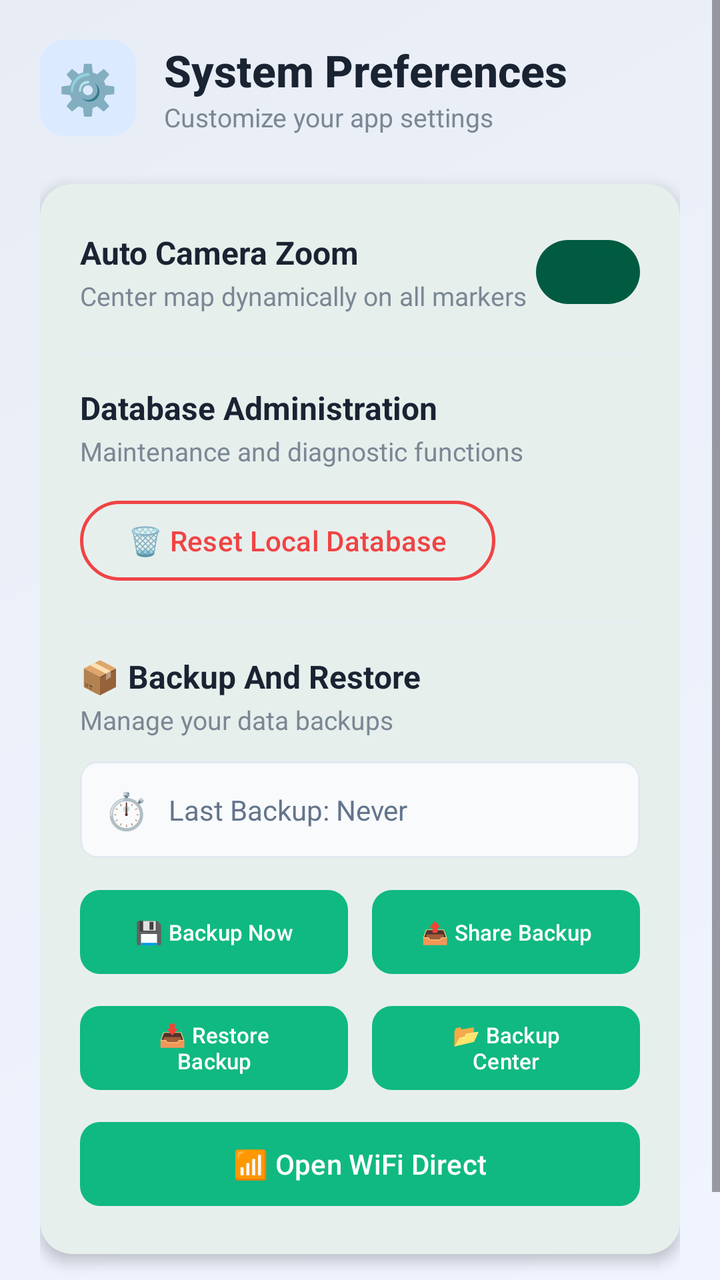
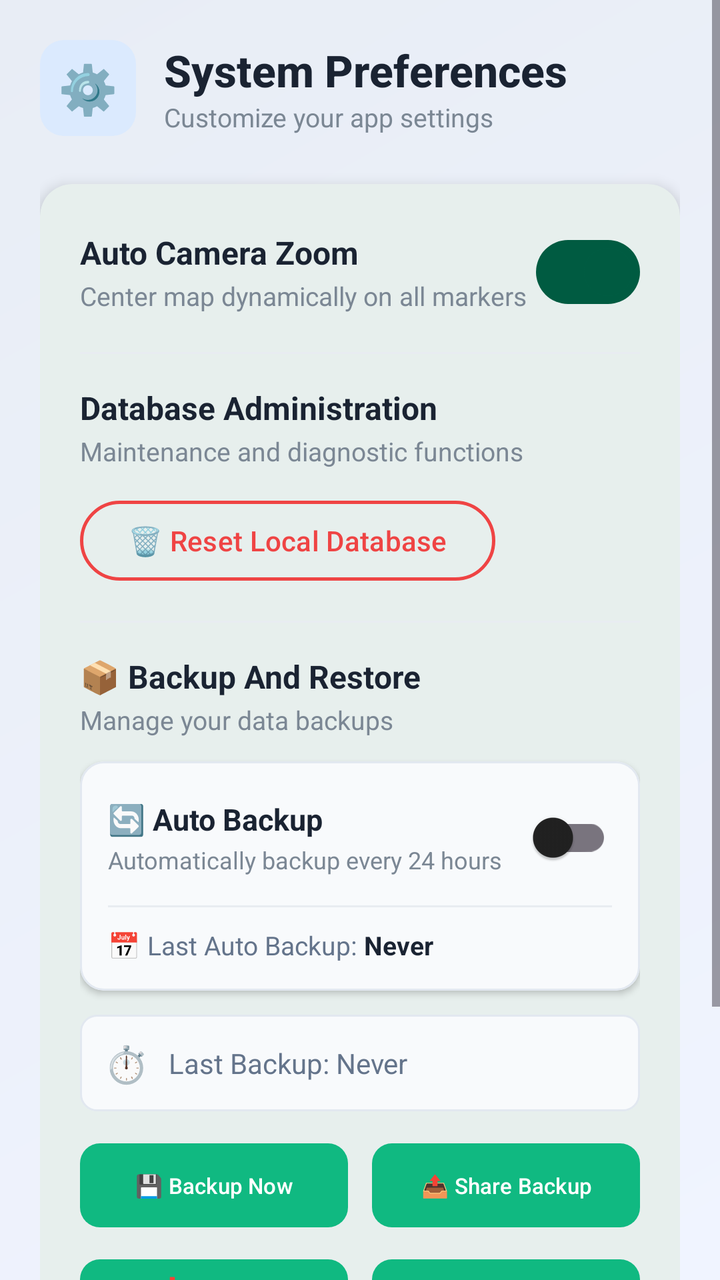

The first picture is an Android layout as it rendered before a commit; the second is the same layout after the commit. The layout source and the unified diff follow.
<!-- AndroidManifest.xml: application theme Theme.MilkDelivery -->
<!-- res/layout/fragment_settings.xml -->
<?xml version="1.0" encoding="utf-8"?>
<ScrollView xmlns:android="http://schemas.android.com/apk/res/android"
    xmlns:app="http://schemas.android.com/apk/res-auto"
    android:layout_width="match_parent"
    android:layout_height="match_parent"
    android:background="@drawable/gradient_background"
    android:fillViewport="true">

    <LinearLayout
        android:layout_width="match_parent"
        android:layout_height="wrap_content"
        android:orientation="vertical"
        android:padding="20dp"
        android:animateLayoutChanges="true">

        
        <LinearLayout
            android:layout_width="match_parent"
            android:layout_height="wrap_content"
            android:orientation="horizontal"
            android:gravity="center_vertical"
            android:layout_marginBottom="24dp">

            <LinearLayout
                android:layout_width="48dp"
                android:layout_height="48dp"
                android:background="@drawable/header_icon_background"
                android:gravity="center"
                android:orientation="horizontal">
                <TextView
                    android:layout_width="wrap_content"
                    android:layout_height="wrap_content"
                    android:text="⚙️"
                    android:textSize="24sp" />
            </LinearLayout>

            <LinearLayout
                android:layout_width="0dp"
                android:layout_height="wrap_content"
                android:layout_weight="1"
                android:orientation="vertical"
                android:layout_marginStart="14dp">

                <TextView
                    android:layout_width="wrap_content"
                    android:layout_height="wrap_content"
                    android:text="System Preferences"
                    android:textSize="22sp"
                    android:textStyle="bold"
                    android:textColor="#1A2332"
                    android:fontFamily="sans-serif-medium" />

                <TextView
                    android:layout_width="wrap_content"
                    android:layout_height="wrap_content"
                    android:text="Customize your app settings"
                    android:textSize="13sp"
                    android:textColor="#7B8794" />

            </LinearLayout>

        </LinearLayout>

        
        <com.google.android.material.card.MaterialCardView
            android:layout_width="match_parent"
            android:layout_height="wrap_content"
            app:cardCornerRadius="16dp"
            app:cardElevation="4dp"
            app:cardBackgroundColor="#FFFFFF">

            <LinearLayout
                android:layout_width="match_parent"
                android:layout_height="wrap_content"
                android:orientation="vertical"
                android:padding="20dp">

                
                <LinearLayout
                    android:layout_width="match_parent"
                    android:layout_height="wrap_content"
                    android:orientation="horizontal"
                    android:gravity="center_vertical">

                    <LinearLayout
                        android:layout_width="0dp"
                        android:layout_height="wrap_content"
                        android:layout_weight="1"
                        android:orientation="vertical">

                        <TextView
                            android:layout_width="wrap_content"
                            android:layout_height="wrap_content"
                            android:text="Auto Camera Zoom"
                            android:textSize="16sp"
                            android:textStyle="bold"
                            android:textColor="#1A2332" />

                        <TextView
                            android:layout_width="wrap_content"
                            android:layout_height="wrap_content"
                            android:text="Center map dynamically on all markers"
                            android:textSize="13sp"
                            android:textColor="#7B8794"
                            android:layout_marginTop="2dp" />

                    </LinearLayout>

                    <com.google.android.material.materialswitch.MaterialSwitch
                        android:id="@+id/switchAutoZoom"
                        android:layout_width="wrap_content"
                        android:layout_height="wrap_content"
                        android:checked="true"
                        app:thumbTint="@color/primary" />
                </LinearLayout>

                
                <View
                    android:layout_width="match_parent"
                    android:layout_height="1dp"
                    android:background="#E8ECF1"
                    android:layout_marginVertical="16dp" />

                
                <TextView
                    android:layout_width="wrap_content"
                    android:layout_height="wrap_content"
                    android:text="Database Administration"
                    android:textSize="16sp"
                    android:textStyle="bold"
                    android:textColor="#1A2332" />

                <TextView
                    android:layout_width="wrap_content"
                    android:layout_height="wrap_content"
                    android:text="Maintenance and diagnostic functions"
                    android:textSize="13sp"
                    android:textColor="#7B8794"
                    android:layout_marginTop="2dp"
                    android:layout_marginBottom="12dp" />

                
                <com.google.android.material.button.MaterialButton
                    android:id="@+id/btn_clear_cache"
                    android:layout_width="wrap_content"
                    android:layout_height="wrap_content"
                    android:text="🗑️ Reset Local Database"
                    android:textAllCaps="false"
                    android:textColor="#EF4444"
                    app:strokeColor="#EF4444"
                    app:strokeWidth="1.5dp"
                    style="@style/Widget.Material3.Button.OutlinedButton" />

                
                <View
                    android:layout_width="match_parent"
                    android:layout_height="1dp"
                    android:background="#E8ECF1"
                    android:layout_marginVertical="16dp" />

                
                <TextView
                    android:layout_width="wrap_content"
                    android:layout_height="wrap_content"
                    android:text="📦 Backup And Restore"
                    android:textSize="16sp"
                    android:textStyle="bold"
                    android:textColor="#1A2332" />

                <TextView
                    android:layout_width="wrap_content"
                    android:layout_height="wrap_content"
                    android:text="Manage your data backups"
                    android:textSize="13sp"
                    android:textColor="#7B8794"
                    android:layout_marginTop="2dp"
                    android:layout_marginBottom="12dp" />

                
                <LinearLayout
                    android:layout_width="match_parent"
                    android:layout_height="wrap_content"
                    android:orientation="horizontal"
                    android:background="@drawable/info_background"
                    android:padding="12dp"
                    android:layout_marginBottom="12dp"
                    android:gravity="center_vertical">

                    <TextView
                        android:layout_width="wrap_content"
                        android:layout_height="wrap_content"
                        android:text="⏱️"
                        android:textSize="18sp"
                        android:layout_marginEnd="10dp" />

                    <TextView
                        android:id="@+id/txt_last_backup"
                        android:layout_width="wrap_content"
                        android:layout_height="wrap_content"
                        android:text="Last Backup: Never"
                        android:textSize="14sp"
                        android:textColor="#64748B" />

                </LinearLayout>

                
                <LinearLayout
                    android:layout_width="match_parent"
                    android:layout_height="wrap_content"
                    android:orientation="vertical">

                    
                    <LinearLayout
                        android:layout_width="match_parent"
                        android:layout_height="wrap_content"
                        android:orientation="horizontal">

                        <com.google.android.material.button.MaterialButton
                            android:id="@+id/btn_backup_now"
                            android:layout_width="0dp"
                            android:layout_height="50dp"
                            android:layout_weight="1"
                            android:text="💾 Backup Now"
                            android:textAllCaps="false"
                            android:textSize="11sp"
                            app:cornerRadius="10dp"
                            app:backgroundTint="#10B981"
                            android:layout_marginEnd="6dp" />

                        <com.google.android.material.button.MaterialButton
                            android:id="@+id/btn_share_backup"
                            android:layout_width="0dp"
                            android:layout_height="50dp"
                            android:layout_weight="1"
                            android:text="📤 Share Backup"
                            android:textAllCaps="false"
                            android:textSize="11sp"
                            app:cornerRadius="10dp"
                            app:backgroundTint="#10B981"
                            android:layout_marginStart="6dp" />

                    </LinearLayout>

                    
                    <LinearLayout
                        android:layout_width="match_parent"
                        android:layout_height="wrap_content"
                        android:orientation="horizontal"
                        android:layout_marginTop="8dp">

                        <com.google.android.material.button.MaterialButton
                            android:id="@+id/btn_restore_backup"
                            android:layout_width="0dp"
                            android:layout_height="50dp"
                            android:layout_weight="1"
                            android:text="📥 Restore Backup"
                            android:textAllCaps="false"
                            android:textSize="11sp"
                            app:cornerRadius="10dp"
                            app:backgroundTint="#10B981"
                            android:layout_marginEnd="6dp" />

                        <com.google.android.material.button.MaterialButton
                            android:id="@+id/btn_backup_center"
                            android:layout_width="0dp"
                            android:layout_height="50dp"
                            android:layout_weight="1"
                            android:text="📂 Backup Center"
                            android:textAllCaps="false"
                            android:textSize="11sp"
                            app:cornerRadius="10dp"
                            app:backgroundTint="#10B981"
                            android:layout_marginStart="6dp" />

                    </LinearLayout>

                    
                    <com.google.android.material.button.MaterialButton
                        android:id="@+id/btn_wifi_direct"
                        android:layout_width="match_parent"
                        android:layout_height="50dp"
                        android:layout_marginTop="8dp"
                        android:text="📶 Open WiFi Direct"
                        android:textAllCaps="false"
                        android:textSize="14sp"
                        app:cornerRadius="10dp"
                        app:backgroundTint="#10B981" />

                </LinearLayout>

            </LinearLayout>

        </com.google.android.material.card.MaterialCardView>

        
        <TextView
            android:layout_width="match_parent"
            android:layout_height="wrap_content"
            android:text="Version 1.0.0"
            android:textSize="12sp"
            android:textColor="#94A3B8"
            android:gravity="center"
            android:layout_marginTop="24dp" />

    </LinearLayout>

</ScrollView>
<!-- resources referenced by this layout -->
<resources>
  <color name="primary">#005B41</color>
  <!-- drawable gradient_background (drawable) -->
  <?xml version="1.0" encoding="utf-8"?>
  <shape xmlns:android="http://schemas.android.com/apk/res/android">
      <gradient
          android:startColor="#F0F4FF"
          android:endColor="#E8EDF5"
          android:angle="135" />
  </shape>
  <!-- drawable header_icon_background (drawable) -->
  <?xml version="1.0" encoding="utf-8"?>
  <shape xmlns:android="http://schemas.android.com/apk/res/android">
      <solid android:color="#DBEAFE" />
      <corners android:radius="12dp" />
  </shape>
  <!-- drawable info_background (drawable) -->
  <?xml version="1.0" encoding="utf-8"?>
  <shape xmlns:android="http://schemas.android.com/apk/res/android">
      <solid android:color="#F8FAFC" />
      <corners android:radius="8dp" />
      <stroke
          android:width="1dp"
          android:color="#E2E8F0" />
  </shape>
  <style name="Theme.MilkDelivery" parent="Theme.Material3.DayNight.NoActionBar">
          
          <item name="colorPrimary">@color/primary</item>
          <item name="colorPrimaryDark">@color/primary_dark</item>
          <item name="colorSecondary">@color/secondary</item>
          <item name="android:statusBarColor">@color/primary</item>
          <item name="android:windowLightStatusBar">false</item>
          
          
          <item name="colorSurface">@color/surface</item>
          <item name="colorOnSurface">@color/on_surface</item>
          <item name="android:windowBackground">@color/background</item>
          <item name="colorSurfaceVariant">@color/surface_variant</item>
          <item name="colorOnSurfaceVariant">@color/on_surface_variant</item>
          
          
          <item name="materialCardViewStyle">@style/Widget.Material3.CardView.Elevated</item>
      </style>
  <color name="primary_dark">#00402E</color>
  <color name="secondary">#03DAC6</color>
  <color name="surface">#FFFFFF</color>
  <color name="on_surface">#212121</color>
  <color name="background">#FAFAFA</color>
  <color name="surface_variant">#F4F4F4</color>
  <color name="on_surface_variant">#555555</color>
</resources>

<!-- the commit's change to res/layout/fragment_settings.xml (unified diff, before → after) -->
@@ -175,6 +175,97 @@
                     android:textColor="#7B8794"
                     android:layout_marginTop="2dp"
                     android:layout_marginBottom="12dp" />
+
+                
+                <com.google.android.material.card.MaterialCardView
+                    android:layout_width="match_parent"
+                    android:layout_height="wrap_content"
+                    android:layout_marginBottom="12dp"
+                    app:cardCornerRadius="12dp"
+                    app:cardElevation="2dp"
+                    app:cardBackgroundColor="#F8FAFC"
+                    app:strokeColor="#E2E8F0"
+                    app:strokeWidth="1dp">
+
+                    <LinearLayout
+                        android:layout_width="match_parent"
+                        android:layout_height="wrap_content"
+                        android:orientation="vertical"
+                        android:padding="14dp">
+
+                        
+                        <LinearLayout
+                            android:layout_width="match_parent"
+                            android:layout_height="wrap_content"
+                            android:orientation="horizontal"
+                            android:gravity="center_vertical">
+
+                            <LinearLayout
+                                android:layout_width="0dp"
+                                android:layout_height="wrap_content"
+                                android:layout_weight="1"
+                                android:orientation="vertical">
+
+                                <TextView
+                                    android:layout_width="wrap_content"
+                                    android:layout_height="wrap_content"
+                                    android:text="🔄 Auto Backup"
+                                    android:textSize="15sp"
+                                    android:textStyle="bold"
+                                    android:textColor="#1A2332" />
+
+                                <TextView
+                                    android:layout_width="wrap_content"
+                                    android:layout_height="wrap_content"
+                                    android:text="Automatically backup every 24 hours"
+                                    android:textSize="12sp"
+                                    android:textColor="#7B8794"
+                                    android:layout_marginTop="2dp" />
+
+                            </LinearLayout>
+
+                            <androidx.appcompat.widget.SwitchCompat
+                                android:id="@+id/switchAutoBackup"
+                                android:layout_width="wrap_content"
+                                android:layout_height="wrap_content" />
+
+                        </LinearLayout>
+
+                        
+                        <View
+                            android:layout_width="match_parent"
+                            android:layout_height="1dp"
+                            android:background="#E8ECF1"
+                            android:layout_marginVertical="10dp" />
+
+                        
+                        <LinearLayout
+                            android:layout_width="match_parent"
+                            android:layout_height="wrap_content"
+                            android:orientation="horizontal"
+                            android:gravity="center_vertical">
+
+                            <TextView
+                                android:layout_width="wrap_content"
+                                android:layout_height="wrap_content"
+                                android:text="📅 Last Auto Backup: "
+                                android:textSize="13sp"
+                                android:textColor="#64748B" />
+
+                            <TextView
+                                android:id="@+id/txtLastAutoBackup"
+                                android:layout_width="wrap_content"
+                                android:layout_height="wrap_content"
+                                android:text="Never"
+                                android:textSize="13sp"
+                                android:textColor="#1A2332"
+                                android:textStyle="bold" />
+
+                        </LinearLayout>
+
+                    </LinearLayout>
+
+                </com.google.android.material.card.MaterialCardView>
 
                 
                 <LinearLayout
